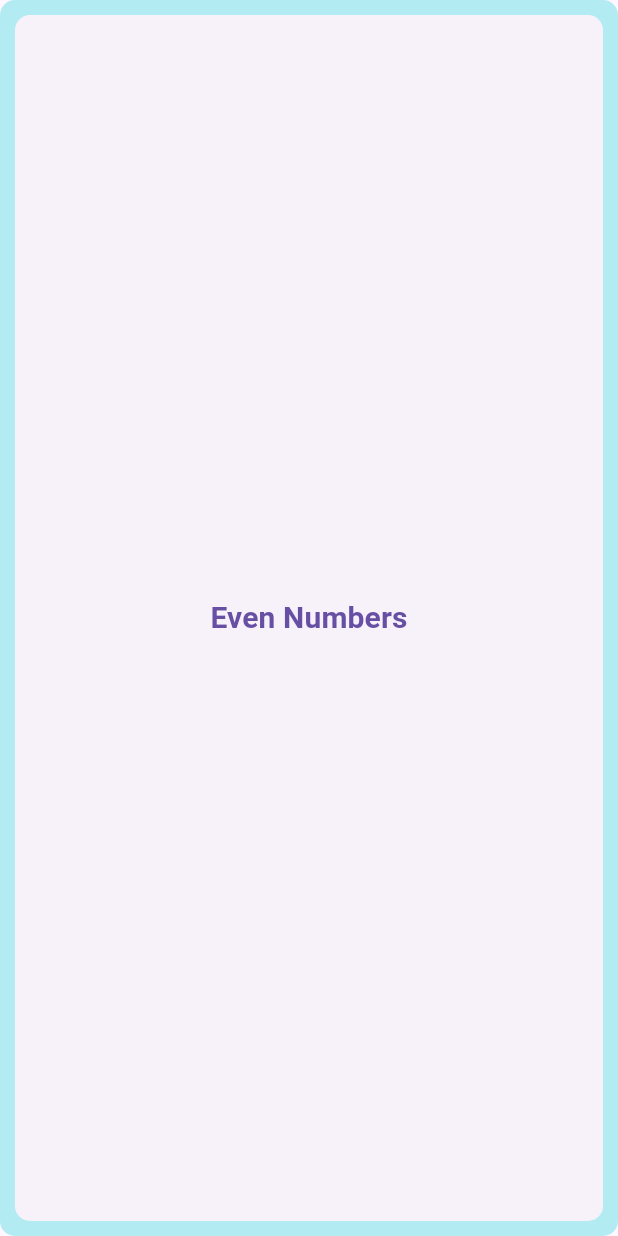
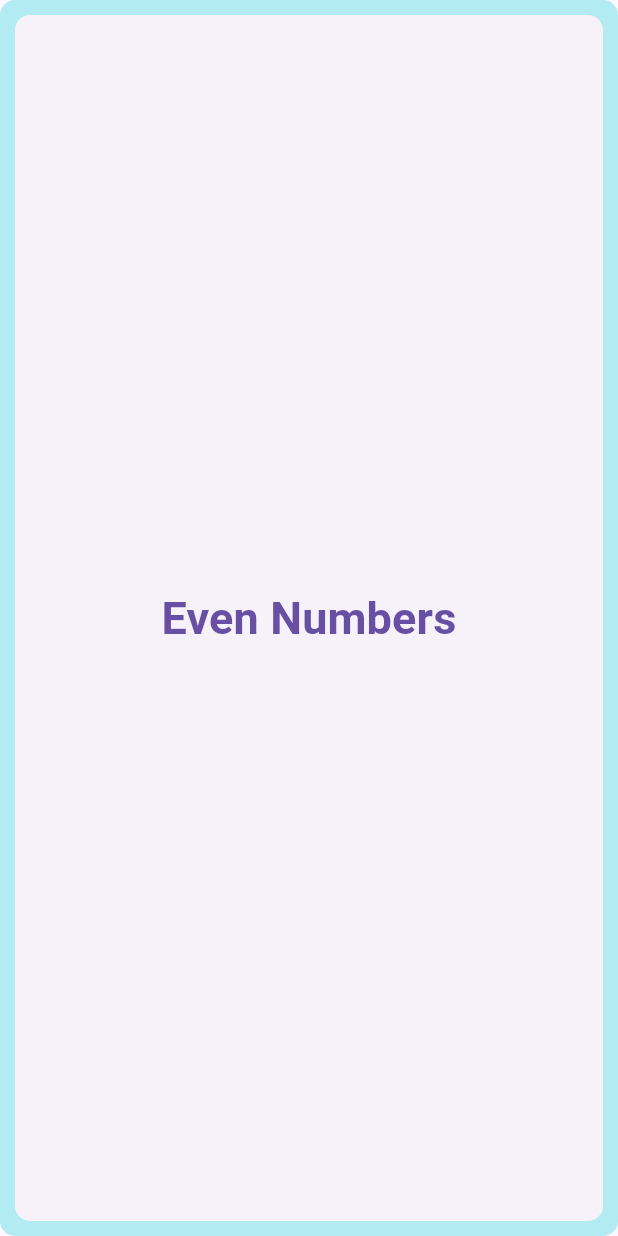
Before and after one commit to Manya7547/Num_Quest, a Flutter app: the LessonButton widget shown alone on an empty page, opened directly, on a phone screen of 412 x 824 dp. Run offline on Flutter 3.47's test engine with Material 3 defaults, Android fonts, the phone set to English and light mode, and no system bars; our stand-ins replace flip_card; Roboto replaces fonts that are missing (Arial).

Commit message:
adjust font size

```diff
--- a/lib/lessons_page.dart
+++ b/lib/lessons_page.dart
@@ -171,7 +171,7 @@ class LessonButton extends StatelessWidget {
             title,
             textAlign: TextAlign.center, // Align text in the center
             style: TextStyle(
-              fontSize: 20, // Change font size
+              fontSize: 30, // Change font size
               fontWeight: FontWeight.bold, // Make text bold
               fontFamily: 'Arial', // Change font family if needed
             ),
```
